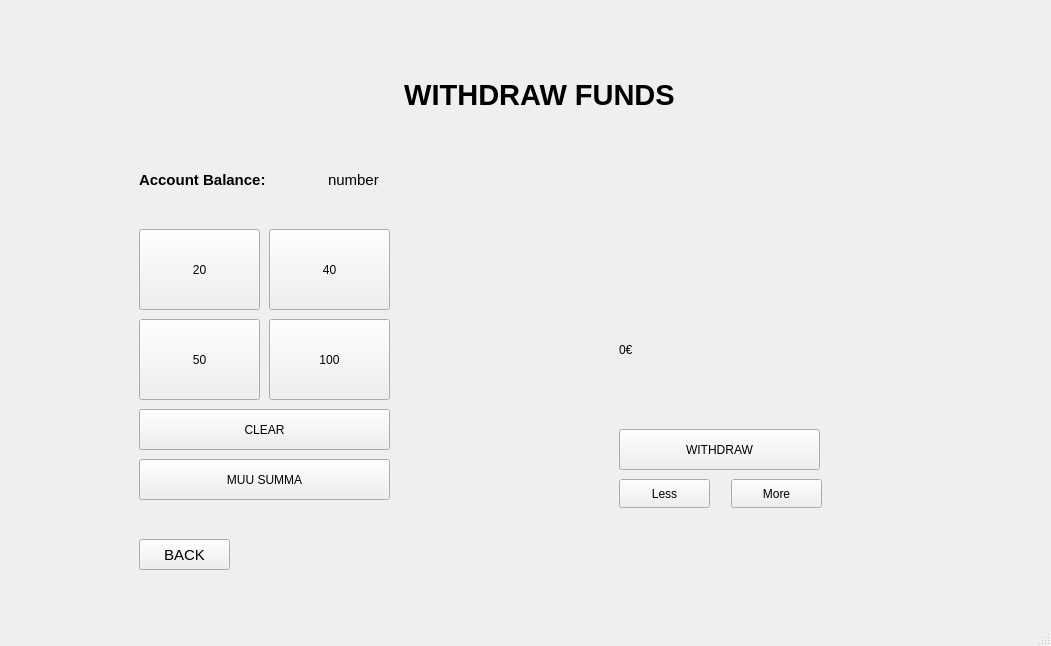
Before: the Qt Designer form bank-automat/mainwindow.ui in tvt23-pankkiprojekti/SPO_Group1, drawn with Qt 5.
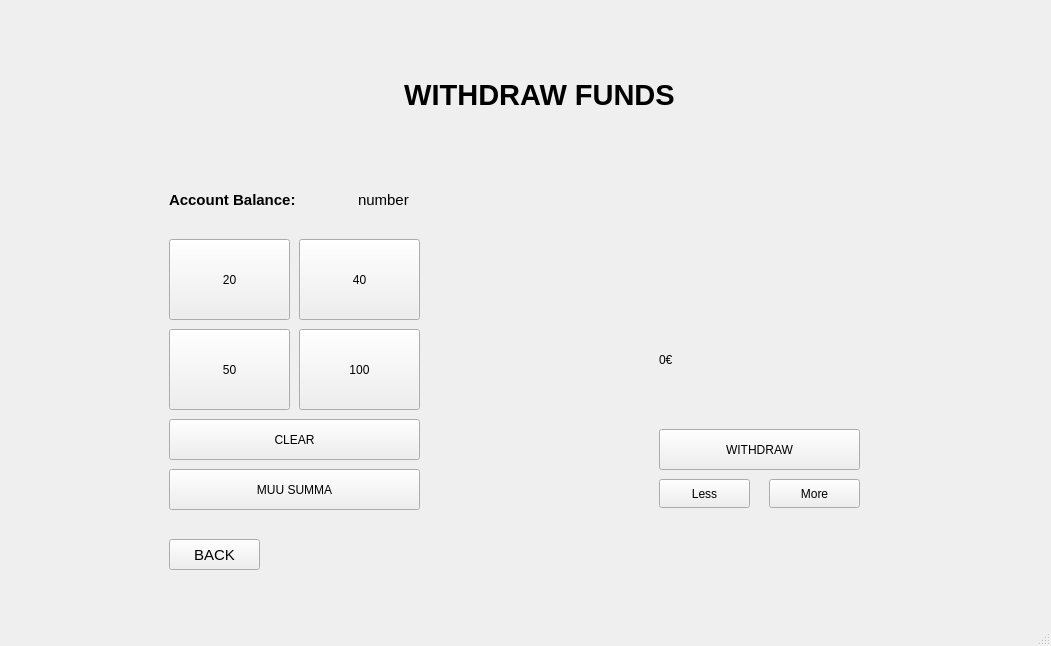
After: the same form once the commit is applied. The open tabs and pages were chosen to show the change. Icons and pictures are not drawn.

What changed in the file:
```diff
--- a/bank-automat/mainwindow.ui
+++ b/bank-automat/mainwindow.ui
@@ -405,7 +405,7 @@
        <widget class="QPushButton" name="btnTakaisin">
         <property name="geometry">
          <rect>
-          <x>130</x>
+          <x>160</x>
           <y>530</y>
           <width>91</width>
           <height>31</height>
@@ -435,8 +435,8 @@
        <widget class="QPushButton" name="N20">
         <property name="geometry">
          <rect>
-          <x>130</x>
-          <y>220</y>
+          <x>160</x>
+          <y>230</y>
           <width>121</width>
           <height>81</height>
          </rect>
@@ -451,8 +451,8 @@
        <widget class="QPushButton" name="N50">
         <property name="geometry">
          <rect>
-          <x>130</x>
-          <y>310</y>
+          <x>160</x>
+          <y>320</y>
           <width>121</width>
           <height>81</height>
          </rect>
@@ -467,8 +467,8 @@
        <widget class="QPushButton" name="N40">
         <property name="geometry">
          <rect>
-          <x>260</x>
-          <y>220</y>
+          <x>290</x>
+          <y>230</y>
           <width>121</width>
           <height>81</height>
          </rect>
@@ -483,8 +483,8 @@
        <widget class="QPushButton" name="N100">
         <property name="geometry">
          <rect>
-          <x>260</x>
-          <y>310</y>
+          <x>290</x>
+          <y>320</y>
           <width>121</width>
           <height>81</height>
          </rect>
@@ -499,8 +499,8 @@
        <widget class="QPushButton" name="clearBtn">
         <property name="geometry">
          <rect>
-          <x>130</x>
-          <y>400</y>
+          <x>160</x>
+          <y>410</y>
           <width>251</width>
           <height>41</height>
          </rect>
@@ -515,7 +515,7 @@
        <widget class="QPushButton" name="withdrawBtn">
         <property name="geometry">
          <rect>
-          <x>610</x>
+          <x>650</x>
           <y>420</y>
           <width>201</width>
           <height>41</height>
@@ -528,8 +528,8 @@
        <widget class="QWidget" name="gridLayoutWidget_6">
         <property name="geometry">
          <rect>
-          <x>130</x>
-          <y>150</y>
+          <x>160</x>
+          <y>170</y>
           <width>371</width>
           <height>41</height>
          </rect>
@@ -576,8 +576,8 @@
        <widget class="QLabel" name="labelWithdrawSum">
         <property name="geometry">
          <rect>
-          <x>610</x>
-          <y>270</y>
+          <x>650</x>
+          <y>280</y>
           <width>201</width>
           <height>141</height>
          </rect>
@@ -592,8 +592,8 @@
        <widget class="QPushButton" name="muuSumma">
         <property name="geometry">
          <rect>
-          <x>130</x>
-          <y>450</y>
+          <x>160</x>
+          <y>460</y>
           <width>251</width>
           <height>41</height>
          </rect>
@@ -608,7 +608,7 @@
        <widget class="QPushButton" name="lessBtn">
         <property name="geometry">
          <rect>
-          <x>610</x>
+          <x>650</x>
           <y>470</y>
           <width>91</width>
           <height>29</height>
@@ -624,7 +624,7 @@
        <widget class="QPushButton" name="moreBtn">
         <property name="geometry">
          <rect>
-          <x>722</x>
+          <x>760</x>
           <y>470</y>
           <width>91</width>
           <height>29</height>
```
Left out of the diff: 2 changed lines with no effect on the pictures.
